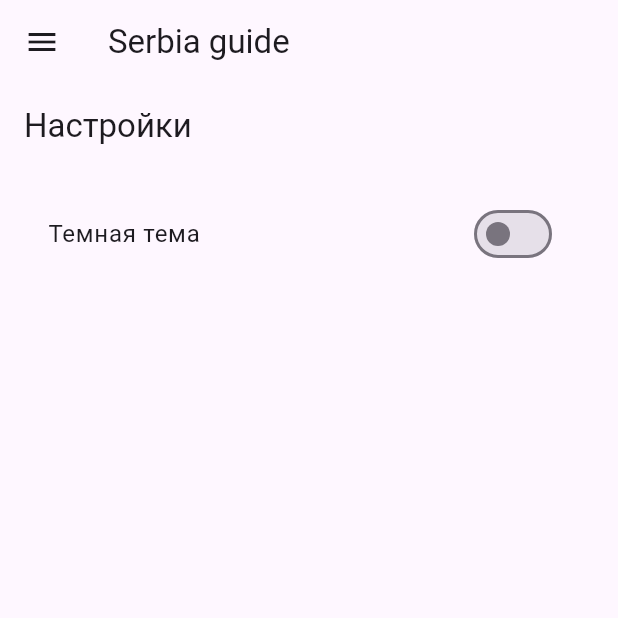
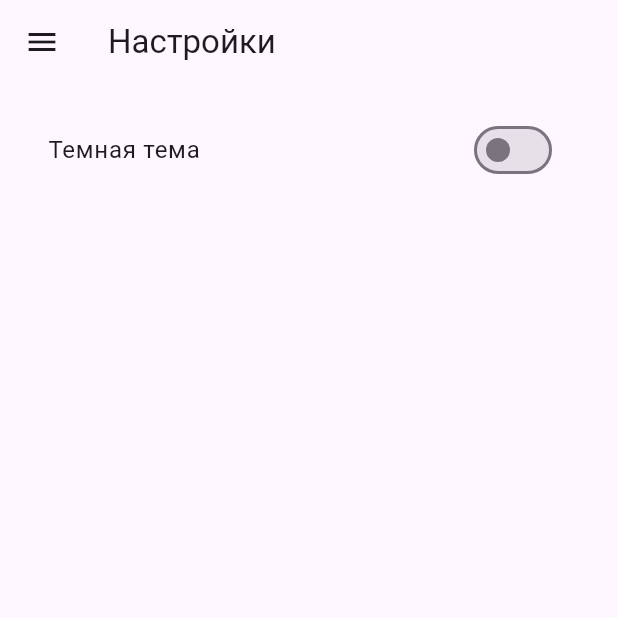
Before and after one commit to ialakey/srbguide, a Flutter app: the screen it shows after launch, in the side drawer, after a tap on "Настройки", on a phone screen of 412 x 824 dp, the top half of it. Run offline on Flutter 3.47's test engine with Material 3 defaults, Android fonts, the phone set to English and light mode, and no system bars; our stand-ins replace open_file, share, shared_preferences, webview_flutter; missing offline and left inert: add_2_calendar, docx_template.

Commit message:
fix app bar

```diff
--- a/lib/main.dart
+++ b/lib/main.dart
@@ -38,6 +38,17 @@ class MainScreen extends StatefulWidget {
 class _MainScreenState extends State<MainScreen> {
 
   late ThemeMode _themeMode;
+  int _selectedNavItem = 0;
+
+  final List<String> _appBarTitles = [
+    'Калькулятор визарана',
+    'Создание белого картона',
+    'Калькулятор паушального налога',
+    'Serbia Guide',
+    'Телеграм чаты',
+    'Настройки',
+    'Автор',
+  ];
 
   @override
   void initState() {
@@ -53,8 +64,6 @@ class _MainScreenState extends State<MainScreen> {
     await prefs.setBool('isDarkMode', themeMode == ThemeMode.dark);
   }
 
-  int _selectedNavItem = 0;
-
   @override
   Widget build(BuildContext context) {
     return MaterialApp(
@@ -63,7 +72,7 @@ class _MainScreenState extends State<MainScreen> {
       themeMode: _themeMode,
       home: Scaffold(
         appBar: AppBar(
-          title: Text("Serbia guide"),
+          title: Text(_appBarTitles[_selectedNavItem]),
         ),
         drawer: DrawerScreen(
           onNavItemTapped: (index) {
@@ -87,14 +96,12 @@ class _MainScreenState extends State<MainScreen> {
         return CalculatorTaxScreen();
       case 3:
         return SerbiaGuideScreen();
+      case 4:
+        return TgChatScreen();
       case 5:
-        return TgChatScreen();
+        return SettingsScreen();
       case 6:
         return AuthorScreen();
-      case 7:
-        return SmokersLoungeScreen();
-      case 9:
-        return SettingsScreen();
       default:
         return InformationForm();
     }
--- a/lib/screens/settings.dart
+++ b/lib/screens/settings.dart
@@ -43,7 +43,6 @@ class _SettingsScreenState extends State<SettingsScreen> {
   @override
   Widget build(BuildContext context) {
     return Scaffold(
-      appBar: AppBar(title: Text('Настройки')),
       body: _prefs == null
           ? Center(child: CircularProgressIndicator())
           : Padding(
--- a/lib/screens/tg_chats.dart
+++ b/lib/screens/tg_chats.dart
@@ -55,9 +55,6 @@ class _TgChatScreenState extends State<TgChatScreen> {
   @override
   Widget build(BuildContext context) {
     return Scaffold(
-      appBar: AppBar(
-        title: Text('Список телеграм каналов'),
-      ),
       body: Column(
         children: [
           Padding(
--- a/lib/widget/drawer.dart
+++ b/lib/widget/drawer.dart
@@ -111,7 +111,7 @@ class DrawerScreen extends StatelessWidget {
                 leading: Icon(Icons.telegram_outlined),
                 title: Text('Телеграм чаты'),
                 onTap: () {
-                  onNavItemTapped(5);
+                  onNavItemTapped(4);
                   Navigator.pop(context);
                 },
               ),
@@ -121,7 +121,7 @@ class DrawerScreen extends StatelessWidget {
             leading: Icon(Icons.settings),
             title: Text('Настройки'),
             onTap: () {
-              onNavItemTapped(9);
+              onNavItemTapped(5);
               Navigator.pop(context);
             },
           ),
```
